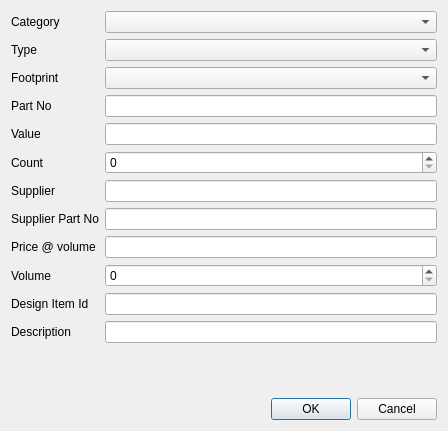
The window that dialog_component.ui (MikaelStrom/compdb) describes before a commit, drawn with Qt 5.
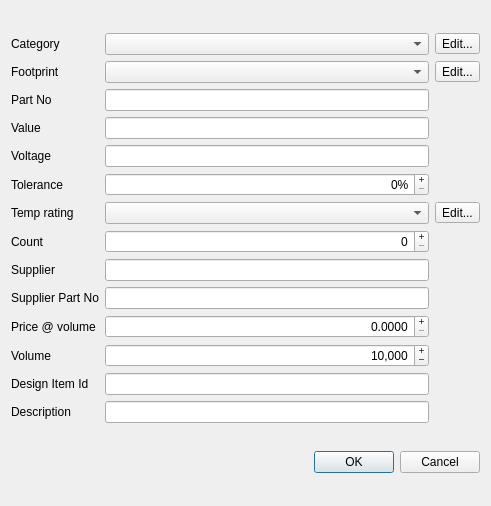
The same window after the commit.

Patch:
```diff
--- a/dialog_component.ui
+++ b/dialog_component.ui
@@ -6,8 +6,8 @@
    <rect>
     <x>0</x>
     <y>0</y>
-    <width>448</width>
-    <height>431</height>
+    <width>491</width>
+    <height>506</height>
    </rect>
   </property>
   <property name="windowTitle">
@@ -15,7 +15,17 @@
   </property>
   <layout class="QVBoxLayout" name="verticalLayout">
    <item>
-    <layout class="QFormLayout" name="formLayout">
+    <layout class="QGridLayout" name="gridLayout">
+     <property name="bottomMargin">
+      <number>0</number>
+     </property>
+     <item row="13" column="0">
+      <widget class="QLabel" name="label_11">
+       <property name="text">
+        <string>Description</string>
+       </property>
+      </widget>
+     </item>
      <item row="0" column="0">
       <widget class="QLabel" name="label_2">
        <property name="text">
@@ -23,118 +33,325 @@
        </property>
       </widget>
      </item>
-     <item row="0" column="1">
-      <widget class="QComboBox" name="cb_category"/>
-     </item>
-     <item row="1" column="0">
-      <widget class="QLabel" name="label">
-       <property name="text">
-        <string>Type</string>
+     <item row="8" column="1">
+      <widget class="QLineEdit" name="le_supplier">
+       <property name="alignment">
+        <set>Qt::AlignRight|Qt::AlignTrailing|Qt::AlignVCenter</set>
        </property>
       </widget>
      </item>
-     <item row="1" column="1">
-      <widget class="QComboBox" name="cb_type"/>
-     </item>
      <item row="2" column="0">
-      <widget class="QLabel" name="label_3">
-       <property name="text">
-        <string>Footprint</string>
-       </property>
-      </widget>
-     </item>
-     <item row="2" column="1">
-      <widget class="QComboBox" name="cb_footprint"/>
-     </item>
-     <item row="3" column="0">
       <widget class="QLabel" name="label_4">
        <property name="text">
         <string>Part No</string>
        </property>
       </widget>
      </item>
+     <item row="11" column="0">
+      <widget class="QLabel" name="label_12">
+       <property name="text">
+        <string>Volume</string>
+       </property>
+      </widget>
+     </item>
+     <item row="11" column="1">
+      <widget class="QSpinBox" name="sp_volume">
+       <property name="sizePolicy">
+        <sizepolicy hsizetype="Expanding" vsizetype="Fixed">
+         <horstretch>0</horstretch>
+         <verstretch>0</verstretch>
+        </sizepolicy>
+       </property>
+       <property name="focusPolicy">
+        <enum>Qt::StrongFocus</enum>
+       </property>
+       <property name="alignment">
+        <set>Qt::AlignRight|Qt::AlignTrailing|Qt::AlignVCenter</set>
+       </property>
+       <property name="buttonSymbols">
+        <enum>QAbstractSpinBox::PlusMinus</enum>
+       </property>
+       <property name="showGroupSeparator" stdset="0">
+        <bool>true</bool>
+       </property>
+       <property name="maximum">
+        <number>1000000000</number>
+       </property>
+       <property name="value">
+        <number>10000</number>
+       </property>
+      </widget>
+     </item>
      <item row="3" column="1">
-      <widget class="QLineEdit" name="le_part_no"/>
+      <widget class="QLineEdit" name="le_value">
+       <property name="alignment">
+        <set>Qt::AlignRight|Qt::AlignTrailing|Qt::AlignVCenter</set>
+       </property>
+      </widget>
+     </item>
+     <item row="1" column="0">
+      <widget class="QLabel" name="label_3">
+       <property name="text">
+        <string>Footprint</string>
+       </property>
+      </widget>
+     </item>
+     <item row="1" column="1">
+      <widget class="QComboBox" name="cb_footprint">
+       <property name="sizePolicy">
+        <sizepolicy hsizetype="MinimumExpanding" vsizetype="Fixed">
+         <horstretch>0</horstretch>
+         <verstretch>0</verstretch>
+        </sizepolicy>
+       </property>
+       <property name="focusPolicy">
+        <enum>Qt::StrongFocus</enum>
+       </property>
+      </widget>
+     </item>
+     <item row="10" column="0">
+      <widget class="QLabel" name="label_8">
+       <property name="text">
+        <string>Price @ volume</string>
+       </property>
+      </widget>
+     </item>
+     <item row="9" column="0">
+      <widget class="QLabel" name="label_9">
+       <property name="text">
+        <string>Supplier Part No</string>
+       </property>
+      </widget>
+     </item>
+     <item row="6" column="0">
+      <widget class="QLabel" name="label_15">
+       <property name="text">
+        <string>Temp rating</string>
+       </property>
+      </widget>
+     </item>
+     <item row="12" column="0">
+      <widget class="QLabel" name="label_10">
+       <property name="text">
+        <string>Design Item Id</string>
+       </property>
+      </widget>
+     </item>
+     <item row="0" column="1">
+      <widget class="QComboBox" name="cb_category">
+       <property name="sizePolicy">
+        <sizepolicy hsizetype="MinimumExpanding" vsizetype="Fixed">
+         <horstretch>0</horstretch>
+         <verstretch>0</verstretch>
+        </sizepolicy>
+       </property>
+       <property name="focusPolicy">
+        <enum>Qt::StrongFocus</enum>
+       </property>
+      </widget>
      </item>
      <item row="4" column="0">
-      <widget class="QLabel" name="label_5">
+      <widget class="QLabel" name="label_13">
        <property name="text">
-        <string>Value</string>
+        <string>Voltage</string>
+       </property>
+      </widget>
+     </item>
+     <item row="6" column="1">
+      <widget class="QComboBox" name="cb_temp">
+       <property name="sizePolicy">
+        <sizepolicy hsizetype="MinimumExpanding" vsizetype="Fixed">
+         <horstretch>0</horstretch>
+         <verstretch>0</verstretch>
+        </sizepolicy>
+       </property>
+       <property name="focusPolicy">
+        <enum>Qt::StrongFocus</enum>
+       </property>
+      </widget>
+     </item>
+     <item row="2" column="1">
+      <widget class="QLineEdit" name="le_part_no">
+       <property name="alignment">
+        <set>Qt::AlignRight|Qt::AlignTrailing|Qt::AlignVCenter</set>
        </property>
       </widget>
      </item>
      <item row="4" column="1">
-      <widget class="QLineEdit" name="le_value"/>
+      <widget class="QLineEdit" name="le_voltage">
+       <property name="alignment">
+        <set>Qt::AlignRight|Qt::AlignTrailing|Qt::AlignVCenter</set>
+       </property>
+      </widget>
      </item>
      <item row="5" column="0">
-      <widget class="QLabel" name="label_6">
+      <widget class="QLabel" name="label_14">
        <property name="text">
-        <string>Count</string>
+        <string>Tolerance</string>
        </property>
       </widget>
      </item>
-     <item row="5" column="1">
-      <widget class="QSpinBox" name="sp_count"/>
+     <item row="3" column="0">
+      <widget class="QLabel" name="label_5">
+       <property name="text">
+        <string>Value</string>
+       </property>
+      </widget>
      </item>
-     <item row="6" column="0">
+     <item row="9" column="1">
+      <widget class="QLineEdit" name="le_supplier_part_no">
+       <property name="alignment">
+        <set>Qt::AlignRight|Qt::AlignTrailing|Qt::AlignVCenter</set>
+       </property>
+      </widget>
+     </item>
+     <item row="8" column="0">
       <widget class="QLabel" name="label_7">
        <property name="text">
         <string>Supplier</string>
        </property>
       </widget>
      </item>
-     <item row="6" column="1">
-      <widget class="QLineEdit" name="le_supplier"/>
+     <item row="12" column="1">
+      <widget class="QLineEdit" name="le_design_item_id">
+       <property name="alignment">
+        <set>Qt::AlignRight|Qt::AlignTrailing|Qt::AlignVCenter</set>
+       </property>
+      </widget>
      </item>
      <item row="7" column="0">
-      <widget class="QLabel" name="label_9">
+      <widget class="QLabel" name="label_6">
        <property name="text">
-        <string>Supplier Part No</string>
+        <string>Count</string>
+       </property>
+      </widget>
+     </item>
+     <item row="13" column="1">
+      <widget class="QLineEdit" name="le_descrtion">
+       <property name="alignment">
+        <set>Qt::AlignRight|Qt::AlignTrailing|Qt::AlignVCenter</set>
        </property>
       </widget>
      </item>
      <item row="7" column="1">
-      <widget class="QLineEdit" name="le_supplier_part_no"/>
+      <widget class="QSpinBox" name="sp_count">
+       <property name="sizePolicy">
+        <sizepolicy hsizetype="Expanding" vsizetype="Fixed">
+         <horstretch>0</horstretch>
+         <verstretch>0</verstretch>
+        </sizepolicy>
+       </property>
+       <property name="focusPolicy">
+        <enum>Qt::StrongFocus</enum>
+       </property>
+       <property name="alignment">
+        <set>Qt::AlignRight|Qt::AlignTrailing|Qt::AlignVCenter</set>
+       </property>
+       <property name="buttonSymbols">
+        <enum>QAbstractSpinBox::PlusMinus</enum>
+       </property>
+       <property name="showGroupSeparator" stdset="0">
+        <bool>true</bool>
+       </property>
+       <property name="minimum">
+        <number>0</number>
+       </property>
+       <property name="maximum">
+        <number>1000000000</number>
+       </property>
+      </widget>
      </item>
-     <item row="8" column="0">
-      <widget class="QLabel" name="label_8">
+     <item row="0" column="2">
+      <widget class="QToolButton" name="btn_category">
+       <property name="focusPolicy">
+        <enum>Qt::NoFocus</enum>
+       </property>
        <property name="text">
-        <string>Price @ volume</string>
+        <string>Edit...</string>
        </property>
       </widget>
      </item>
-     <item row="8" column="1">
-      <widget class="QLineEdit" name="le_price_volume"/>
-     </item>
-     <item row="9" column="0">
-      <widget class="QLabel" name="label_12">
+     <item row="1" column="2">
+      <widget class="QToolButton" name="btn_footprint">
+       <property name="focusPolicy">
+        <enum>Qt::NoFocus</enum>
+       </property>
        <property name="text">
-        <string>Volume</string>
+        <string>Edit...</string>
        </property>
       </widget>
      </item>
-     <item row="10" column="0">
-      <widget class="QLabel" name="label_10">
+     <item row="6" column="2">
+      <widget class="QToolButton" name="btn_temp">
+       <property name="focusPolicy">
+        <enum>Qt::NoFocus</enum>
+       </property>
        <property name="text">
-        <string>Design Item Id</string>
+        <string>Edit...</string>
        </property>
       </widget>
      </item>
      <item row="10" column="1">
-      <widget class="QLineEdit" name="le_design_item_id"/>
-     </item>
-     <item row="11" column="0">
-      <widget class="QLabel" name="label_11">
-       <property name="text">
-        <string>Description</string>
+      <widget class="QDoubleSpinBox" name="sp_price">
+       <property name="focusPolicy">
+        <enum>Qt::StrongFocus</enum>
        </property>
+       <property name="alignment">
+        <set>Qt::AlignRight|Qt::AlignTrailing|Qt::AlignVCenter</set>
+       </property>
+       <property name="buttonSymbols">
+        <enum>QAbstractSpinBox::PlusMinus</enum>
+       </property>
+       <property name="correctionMode">
+        <enum>QAbstractSpinBox::CorrectToNearestValue</enum>
+       </property>
+       <property name="showGroupSeparator" stdset="0">
+        <bool>true</bool>
+       </property>
+       <property name="decimals">
+        <number>4</number>
+       </property>
+       <property name="maximum">
+        <double>999999999.000000000000000</double>
+       </property>
+       <property name="singleStep">
+        <double>0.100000000000000</double>
+       </property>
       </widget>
      </item>
-     <item row="11" column="1">
-      <widget class="QLineEdit" name="le_descrtion"/>
-     </item>
-     <item row="9" column="1">
-      <widget class="QSpinBox" name="sp_volume"/>
+     <item row="5" column="1">
+      <widget class="QSpinBox" name="sp_tolerance">
+       <property name="sizePolicy">
+        <sizepolicy hsizetype="Expanding" vsizetype="Fixed">
+         <horstretch>0</horstretch>
+         <verstretch>0</verstretch>
+        </sizepolicy>
+       </property>
+       <property name="focusPolicy">
+        <enum>Qt::StrongFocus</enum>
+       </property>
+       <property name="frame">
+        <bool>true</bool>
+       </property>
+       <property name="alignment">
+        <set>Qt::AlignRight|Qt::AlignTrailing|Qt::AlignVCenter</set>
+       </property>
+       <property name="buttonSymbols">
+        <enum>QAbstractSpinBox::PlusMinus</enum>
+       </property>
+       <property name="suffix">
+        <string notr="true">%</string>
+       </property>
+       <property name="prefix">
+        <string/>
+       </property>
+       <property name="minimum">
+        <number>0</number>
+       </property>
+       <property name="maximum">
+        <number>100</number>
+       </property>
+      </widget>
      </item>
     </layout>
    </item>
```
Left out of the diff: 14 changed lines with no effect on the pictures.
